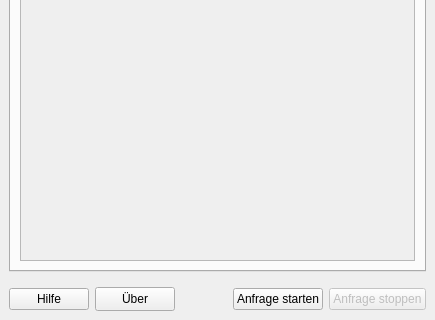
Above: interface/ui/main_dockwidget.ui from de-bkg/qgis-geocoder before the change; both pictures show x 0 to 435 and y 181 to 501 of the 435 by 501 pixel window. Below: the same form after it.
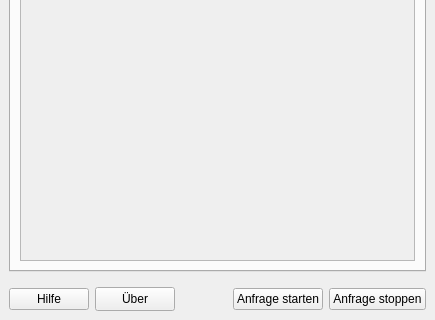
That is the form after the change. Icons and pictures are not drawn. Custom widgets are drawn as their Qt base class.

Commit message: result caching; hide stop/start button (instead of disabling)

Patch:
```diff
--- a/interface/ui/main_dockwidget.ui
+++ b/interface/ui/main_dockwidget.ui
@@ -1085,7 +1085,7 @@
       <item>
        <widget class="QPushButton" name="request_stop_button">
         <property name="enabled">
-         <bool>false</bool>
+         <bool>true</bool>
         </property>
         <property name="sizePolicy">
          <sizepolicy hsizetype="Fixed" vsizetype="Fixed">
```
The commit also changes 3 other files.
